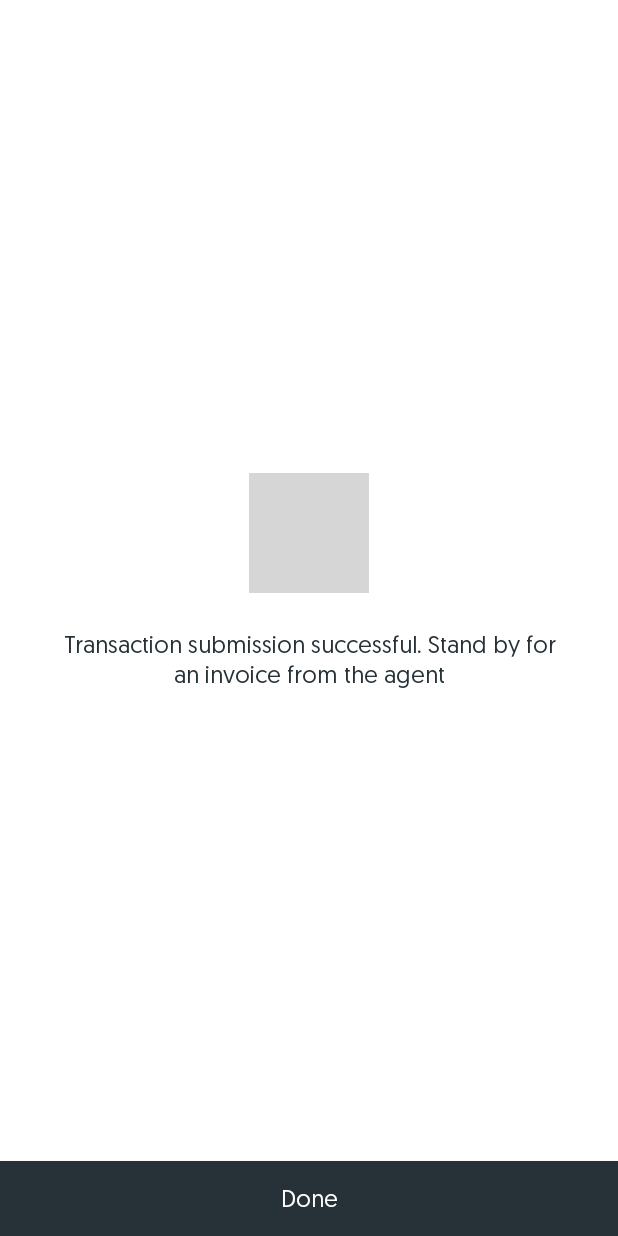
After one commit to Kip-kip/NeweKaratasi, an Android app: the Activity_Transaction_Failure screen opened directly, with no data from a screen before it, on a phone screen of 412 x 824 dp. The commit adds this screen. Run offline under Robolectric (Android 15) with nearby library versions, the phone set to English and light mode, and no system bars; network calls fail; grey boxes are pictures that could not be loaded.

Commit message:
19th JULY

```diff
--- /dev/null
+++ b/app/src/main/java/com/ekaratasi/activities/Activity_Transaction_Failure.java
@@ -0,0 +1,31 @@
+package com.ekaratasi.activities;
+
+import android.content.Intent;
+import android.os.Bundle;
+import android.support.v7.app.AppCompatActivity;
+import android.view.View;
+import android.widget.Button;
+
+import com.ekaratasi.MainActivity;
+import com.ekaratasi.R;
+
+public class Activity_Transaction_Failure extends AppCompatActivity {
+    Button done;
+    @Override
+    protected void onCreate(Bundle savedInstanceState) {
+        super.onCreate(savedInstanceState);
+        setContentView(R.layout.activity_transaction_success);
+
+        done=findViewById(R.id.btnDone);
+
+        done.setOnClickListener(new View.OnClickListener() {
+            @Override
+            public void onClick(View view) {
+                Intent it = new Intent(Activity_Transaction_Failure.this, MainActivity.class);
+                startActivity(it);
+                overridePendingTransition(R.anim.slide_in_left,R.anim.nothing);
+                finish();
+            }
+        });
+    }
+}
--- /dev/null
+++ b/app/src/main/res/layout/activity_transaction_success.xml
@@ -0,0 +1,52 @@
+<?xml version="1.0" encoding="utf-8"?>
+<android.support.constraint.ConstraintLayout
+    android:background="@color/colorPrimary"
+    android:layout_width="fill_parent" android:layout_height="fill_parent"
+    xmlns:android="http://schemas.android.com/apk/res/android"
+    xmlns:app="http://schemas.android.com/apk/res-auto">
+    <ImageView android:id="@+id/imageView6"
+        android:layout_width="80.0dip"
+        android:layout_height="80.0dip"
+        android:layout_marginTop="8.0dip"
+        android:src="@drawable/check2"
+        android:layout_marginStart="8.0dip"
+        android:layout_marginEnd="8.0dip"
+        app:layout_constraintBottom_toTopOf="@id/textView15"
+        app:layout_constraintEnd_toEndOf="parent"
+        app:layout_constraintHorizontal_bias="0.5"
+        app:layout_constraintStart_toStartOf="parent"
+        app:layout_constraintTop_toTopOf="parent"
+        app:layout_constraintVertical_chainStyle="packed" />
+
+    <TextView android:textSize="16.0sp"
+        android:textColor="@color/blessings"
+        android:id="@+id/textView15"
+        android:layout_width="0.0dip"
+        android:layout_height="wrap_content"
+        android:layout_marginTop="24.0dip"
+        android:layout_marginBottom="8.0dip"
+        android:fontFamily="@font/geomanist_regular"
+
+        android:text="Transaction submission successful. Stand by for an invoice from the agent"
+        android:textAlignment="center"
+        android:layout_marginStart="40.0dip"
+        android:layout_marginEnd="40.0dip"
+        app:layout_constraintBottom_toTopOf="@+id/btnDone"
+        app:layout_constraintEnd_toEndOf="parent"
+        app:layout_constraintHorizontal_bias="0.5"
+        app:layout_constraintStart_toStartOf="parent"
+        app:layout_constraintTop_toBottomOf="@+id/imageView6" />
+    <Button android:textSize="16.0sp"
+        android:textColor="@color/colorPrimary"
+        android:id="@+id/btnDone"
+        android:layout_width="0.0dip"
+        android:layout_height="50.0dip"
+        android:text="Done"
+        android:background="@color/blessings"
+        android:fontFamily="@font/geomanist_regular"
+        android:lineSpacingExtra="2.0sp"
+        android:textAllCaps="false"
+        app:layout_constraintBottom_toBottomOf="parent"
+        app:layout_constraintEnd_toEndOf="parent"
+        app:layout_constraintStart_toStartOf="parent" />
+</android.support.constraint.ConstraintLayout>
```
Also changed, not shown: app/src/main/AndroidManifest.xml (+22 -2 lines), app/src/main/java/com/ekaratasi/activities/Activity_Transaction_Success.java (added, +31 -0 lines), app/src/main/java/com/ekaratasi/activities/TransactionDetails_Activity.java (+17 -1 lines), app/src/main/java/com/ekaratasi/adapter/NotificationAdapter.java (added, +98 -0 lines), app/src/main/java/com/ekaratasi/model/NotificationListItem.java (added, +81 -0 lines), app/src/main/res/layout/activity_notification_item.xml (added, +69 -0 lines), app/src/main/res/layout/activity_transaction_failure.xml (added, +52 -0 lines), app/src/main/res/layout/notification_list_item.xml (added, +72 -0 lines), app/src/main/res/drawable-v24/icon_check.png (added).
